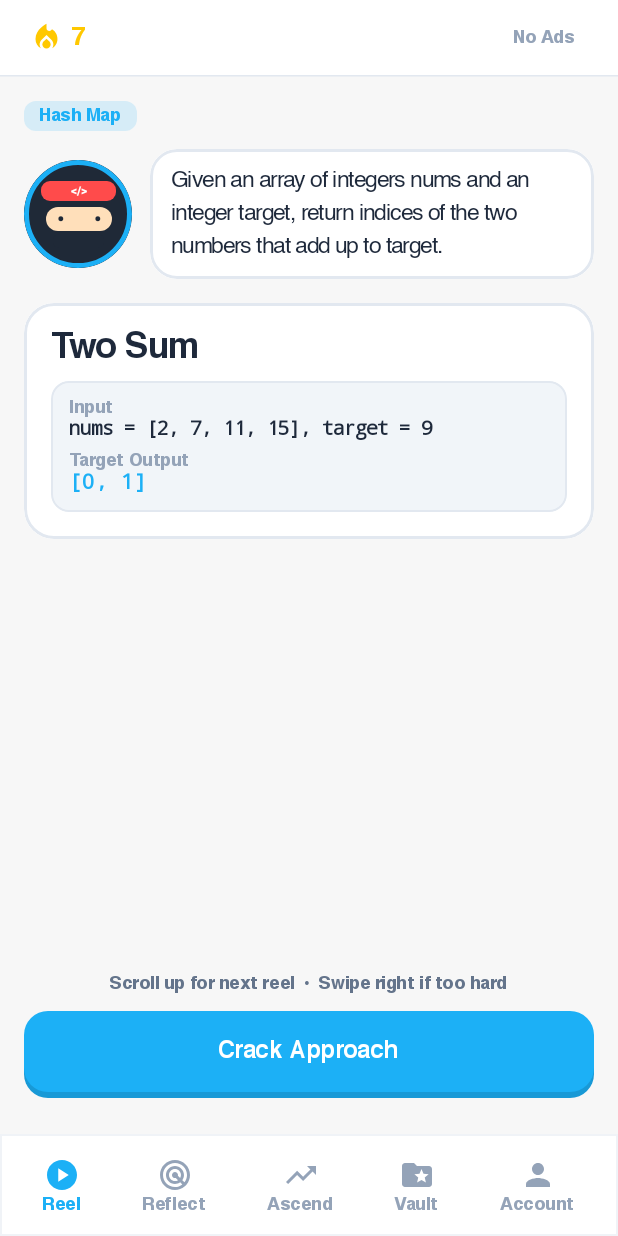
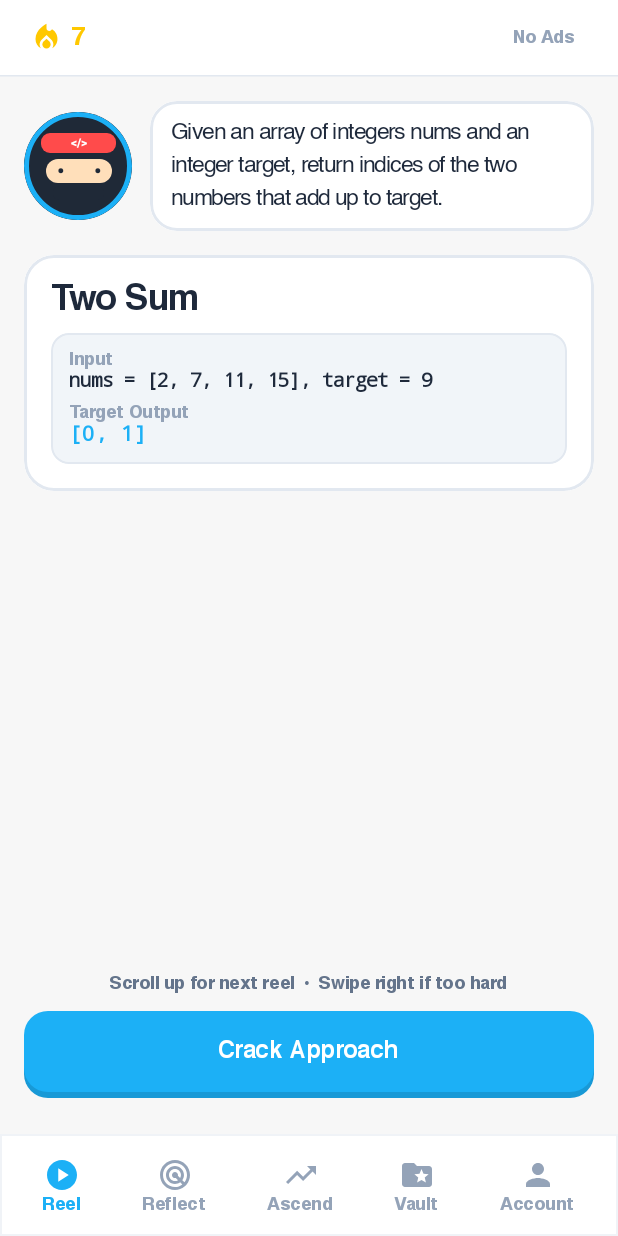
Before and after one commit to krazykarthik2/leetlingo, an Android app built with Jetpack Compose: the screen it shows after launch (MainActivity), on a phone screen of 412 x 824 dp. Run offline under Robolectric (Android 15) with nearby library versions, the phone set to English and light mode, and no system bars.

Commit message:
chore: remove topic/technique tag from Reel card so only the question is visible

```diff
--- a/app/src/main/java/com/leetlingo/app/ui/screens/ReelFeedScreen.kt
+++ b/app/src/main/java/com/leetlingo/app/ui/screens/ReelFeedScreen.kt
@@ -528,19 +528,7 @@ fun ReelItemFluid(
             verticalArrangement = Arrangement.SpaceBetween
         ) {
             Column {
-                // Topic Pill
-                Box(
-                    modifier = Modifier
-                        .clip(RoundedCornerShape(8.dp))
-                        .background(ReelBlue.copy(alpha = 0.15f))
-                        .padding(horizontal = 10.dp, vertical = 4.dp)
-                ) {
-                    Text(problem.topic.replaceFirstChar { it.uppercase() }, color = ReelBlue, style = HelveticaSmall)
-                }
-
-                Spacer(modifier = Modifier.height(12.dp))
-
-                // Ninja Mascot Speech
+                // Ninja Mascot Speech (No topic/technique spoiler)
                 DuoNinjaMascot(
                     mood = "FOCUS",
                     dialogText = problem.statement
```
